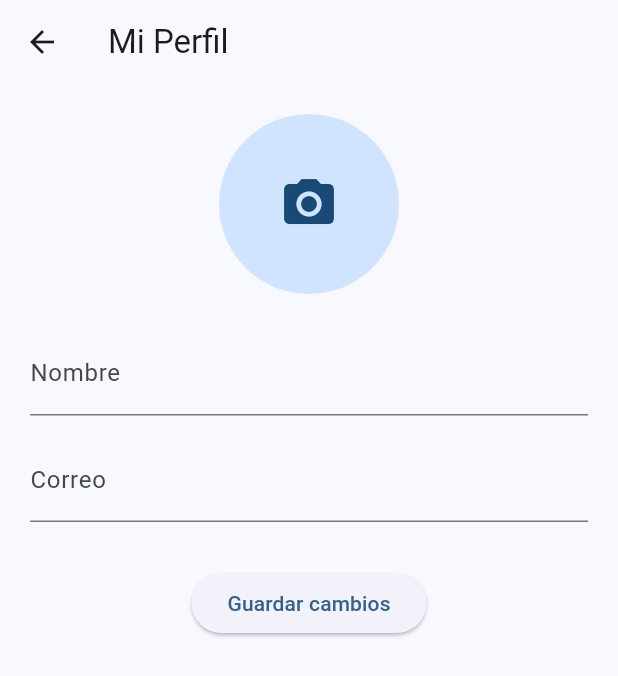
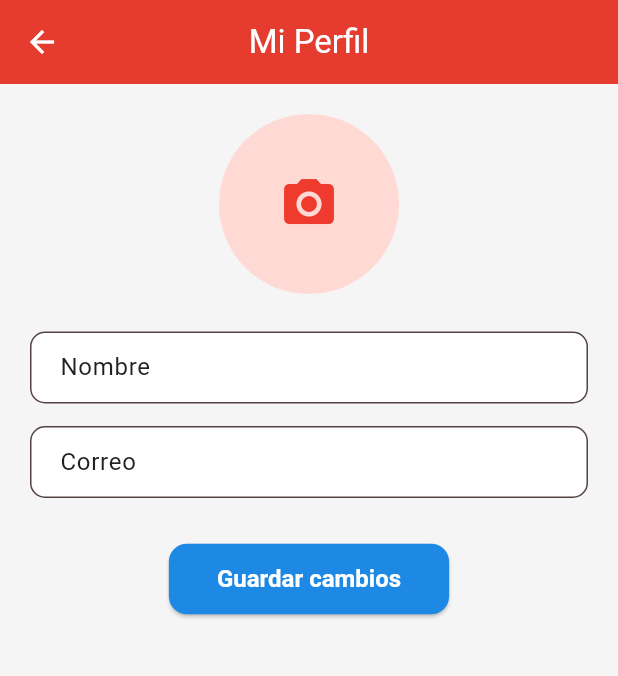
Before and after one commit to Ajvera2000/citas_medicas_app, a Flutter app: the screen it shows once a user with an empty profile is signed in, in the side drawer, after a tap on "Mi Perfil", on a phone screen of 412 x 824 dp. Shown: the top 676 px of the screen. Run offline on Flutter 3.47's test engine with Material 3 defaults, Android fonts, the phone set to English and light mode, and no system bars; our stand-ins replace cloud_firestore, firebase_auth, firebase_core, firebase_storage, flutter_local_notifications, image_picker and 2 more; accounts and stored records are empty; network calls fail.

Commit message:
todo con rutas_y estilos

```diff
--- a/lib/main.dart
+++ b/lib/main.dart
@@ -1,11 +1,10 @@
-// main.dart
 import 'package:flutter/material.dart';
 import 'package:firebase_core/firebase_core.dart';
 import 'package:firebase_auth/firebase_auth.dart';
-
 import 'routes.dart';
 import 'screens/home_screen.dart';
 import 'screens/login_screen.dart';
+import 'theme.dart';
 
 Future<void> main() async {
   WidgetsFlutterBinding.ensureInitialized();
@@ -17,12 +16,9 @@ class MyApp extends StatelessWidget {
   @override
   Widget build(BuildContext context) {
     return MaterialApp(
-      title: 'Citas Médicas',
+      title: 'VitalCare',
       debugShowCheckedModeBanner: false,
-      theme: ThemeData(
-        useMaterial3: true,
-        colorSchemeSeed: Colors.blue,
-      ),
+      theme: AppTheme.lightTheme,
       onGenerateRoute: AppRoutes.generate,
       home: AuthGate(),
     );
@@ -40,9 +36,7 @@ class AuthGate extends StatelessWidget {
             body: Center(child: CircularProgressIndicator()),
           );
         }
-
         if (snap.hasData) return HomeScreen();
-
         return LoginScreen();
       },
     );
--- a/lib/screens/home_screen.dart
+++ b/lib/screens/home_screen.dart
@@ -1,4 +1,3 @@
-// home_screen.dart
 import 'package:flutter/material.dart';
 import 'package:firebase_auth/firebase_auth.dart';
 import 'package:cloud_firestore/cloud_firestore.dart';
@@ -7,6 +6,7 @@ import '../services/firestore_service.dart';
 import '../models/appointment.dart';
 import '../widgets/appointment_card.dart';
 import '../routes.dart';
+import '../theme.dart';
 
 class HomeScreen extends StatefulWidget {
   @override
@@ -23,66 +23,11 @@ class _HomeScreenState extends State<HomeScreen> {
   @override
   Widget build(BuildContext context) {
     return Scaffold(
-      appBar: AppBar(title: Text('Citas médicas')),
-
-      // ░░ MENU LATERAL ░░
-      drawer: Drawer(
-        child: ListView(
-          children: [
-            StreamBuilder<DocumentSnapshot>(
-              stream: FirebaseFirestore.instance.collection("users").doc(uid).snapshots(),
-              builder: (_, snap) {
-                if (!snap.hasData) {
-                  return UserAccountsDrawerHeader(
-                    accountName: Text("Cargando..."),
-                    accountEmail: Text(""),
-                  );
-                }
-
-                final data = snap.data!;
-                final userData = data.data() as Map<String, dynamic>?;
-
-                // Crear documento básico si no existe
-                if (userData == null) {
-                  FirebaseFirestore.instance.collection("users").doc(uid).set({
-                    "name": "Usuario",
-                    "email": FirebaseAuth.instance.currentUser!.email ?? "",
-                    "photoUrl": null,
-                    "createdAt": Timestamp.now(),
-                  });
-                }
-
-                return UserAccountsDrawerHeader(
-                  accountName: Text(userData?["name"] ?? "Usuario"),
-                  accountEmail: Text(userData?["email"] ?? FirebaseAuth.instance.currentUser!.email ?? ""),
-                  currentAccountPicture: CircleAvatar(
-                    backgroundImage: userData?["photoUrl"] != null
-                        ? NetworkImage(userData!["photoUrl"])
-                        : null,
-                    child: userData?["photoUrl"] == null
-                        ? Icon(Icons.person, size: 50)
-                        : null,
-                  ),
-                );
-              },
-            ),
-
-            ListTile(
-              leading: Icon(Icons.person),
-              title: Text("Mi Perfil"),
-              onTap: () => Navigator.pushNamed(context, AppRoutes.profile),
-            ),
-            ListTile(
-              leading: Icon(Icons.logout),
-              title: Text("Cerrar sesión"),
-              onTap: () {
-                FirebaseAuth.instance.signOut();
-              },
-            ),
-          ],
-        ),
+      appBar: AppBar(
+        title: Text('Citas Médicas'),
+        backgroundColor: AppColors.primary,
       ),
-
+      drawer: _buildDrawer(),
       body: Column(
         children: [
           _buildFilters(),
@@ -107,7 +52,11 @@ class _HomeScreenState extends State<HomeScreen> {
                     final a = lista[i];
                     return AppointmentCard(
                       appointment: a,
-                      onTap: () => Navigator.pushNamed(context, AppRoutes.detail, arguments: a),
+                      onTap: () => Navigator.pushNamed(
+                        context,
+                        AppRoutes.detail,
+                        arguments: a,
+                      ),
                       onDelete: () async {
                         await fs.deleteAppointment(a.id!);
                       },
@@ -119,10 +68,59 @@ class _HomeScreenState extends State<HomeScreen> {
           ),
         ],
       ),
-
       floatingActionButton: FloatingActionButton(
+        backgroundColor: AppColors.secondary,
         child: Icon(Icons.add),
         onPressed: () => Navigator.pushNamed(context, AppRoutes.form),
+      ),
+    );
+  }
+
+  Widget _buildDrawer() {
+    return Drawer(
+      child: ListView(
+        children: [
+          StreamBuilder<DocumentSnapshot>(
+            stream:
+                FirebaseFirestore.instance.collection("users").doc(uid).snapshots(),
+            builder: (_, snap) {
+              if (!snap.hasData) {
+                return UserAccountsDrawerHeader(
+                  accountName: Text("Cargando..."),
+                  accountEmail: Text(""),
+                  decoration: BoxDecoration(color: AppColors.primary),
+                );
+              }
+
+              final data = snap.data!.data() as Map<String, dynamic>?;
+
+              return UserAccountsDrawerHeader(
+                accountName: Text(data?["name"] ?? "Usuario"),
+                accountEmail: Text(
+                    data?["email"] ?? FirebaseAuth.instance.currentUser!.email ?? ""),
+                currentAccountPicture: CircleAvatar(
+                  backgroundImage: data?["photoUrl"] != null
+                      ? NetworkImage(data!["photoUrl"])
+                      : null,
+                  child: data?["photoUrl"] == null
+                      ? Icon(Icons.person, size: 50)
+                      : null,
+                ),
+                decoration: BoxDecoration(color: AppColors.primary),
+              );
+            },
+          ),
+          ListTile(
+            leading: Icon(Icons.person, color: AppColors.primary),
+            title: Text("Mi Perfil"),
+            onTap: () => Navigator.pushNamed(context, AppRoutes.profile),
+          ),
+          ListTile(
+            leading: Icon(Icons.logout, color: AppColors.primary),
+            title: Text("Cerrar sesión"),
+            onTap: () => FirebaseAuth.instance.signOut(),
+          ),
+        ],
       ),
     );
   }
@@ -134,7 +132,10 @@ class _HomeScreenState extends State<HomeScreen> {
         children: [
           Expanded(
             child: TextField(
-              decoration: InputDecoration(labelText: 'Filtrar por doctor'),
+              decoration: InputDecoration(
+                labelText: 'Filtrar por doctor',
+                prefixIcon: Icon(Icons.search, color: AppColors.secondary),
+              ),
               onChanged: (v) => setState(() => doctorFilter = v.trim()),
             ),
           ),
@@ -143,7 +144,10 @@ class _HomeScreenState extends State<HomeScreen> {
             value: statusFilter.isEmpty ? null : statusFilter,
             hint: Text("Estado"),
             items: ['pendiente', 'confirmada', 'cancelada']
-                .map((e) => DropdownMenuItem(value: e, child: Text(e)))
+                .map((e) => DropdownMenuItem(
+                      value: e,
+                      child: Text(e),
+                    ))
                 .toList(),
             onChanged: (v) => setState(() => statusFilter = v ?? ''),
           )
--- a/lib/screens/login_screen.dart
+++ b/lib/screens/login_screen.dart
@@ -1,7 +1,7 @@
-// login_screen.dart
 import 'package:flutter/material.dart';
 import 'package:firebase_auth/firebase_auth.dart';
 import '../routes.dart';
+import '../theme.dart';
 
 class LoginScreen extends StatefulWidget {
   @override
@@ -22,7 +22,7 @@ class _LoginScreenState extends State<LoginScreen> {
         password: _pass.text.trim(),
       );
 
-      // ❌ NO navegar manualmente, AuthGate lo detecta
+      // AuthGate detecta automáticamente
 
     } on FirebaseAuthException catch (e) {
       String mensaje = "";
@@ -46,38 +46,74 @@ class _LoginScreenState extends State<LoginScreen> {
   @override
   Widget build(BuildContext context) {
     return Scaffold(
-      appBar: AppBar(title: Text("Iniciar sesión")),
-      body: Padding(
-        padding: const EdgeInsets.all(16.0),
+      body: Container(
+        decoration: BoxDecoration(
+          gradient: LinearGradient(
+            colors: [AppColors.primary, AppColors.secondary],
+            begin: Alignment.topLeft,
+            end: Alignment.bottomRight,
+          ),
+        ),
+        child: Center(
+          child: SingleChildScrollView(
+            padding: EdgeInsets.all(24),
             child: Column(
+              mainAxisAlignment: MainAxisAlignment.center,
               children: [
+                Image.asset("assets/logo.png", height: 120), // Logo app
+                SizedBox(height: 40),
                 TextField(
                   controller: _email,
-              decoration: InputDecoration(labelText: "Email"),
+                  decoration: InputDecoration(
+                    labelText: "Email",
+                    filled: true,
+                    fillColor: Colors.white,
+                    border: OutlineInputBorder(
+                        borderRadius: BorderRadius.circular(12)),
                   ),
+                ),
+                SizedBox(height: 16),
                 TextField(
                   controller: _pass,
-              decoration: InputDecoration(labelText: "Contraseña"),
                   obscureText: true,
+                  decoration: InputDecoration(
+                    labelText: "Contraseña",
+                    filled: true,
+                    fillColor: Colors.white,
+                    border: OutlineInputBorder(
+                        borderRadius: BorderRadius.circular(12)),
                   ),
-            SizedBox(height: 20),
+                ),
+                SizedBox(height: 24),
                 loading
                     ? CircularProgressIndicator()
                     : Column(
                         children: [
                           ElevatedButton(
+                            style: ElevatedButton.styleFrom(
+                              backgroundColor: Colors.white,
+                              foregroundColor: AppColors.primary,
+                              padding: EdgeInsets.symmetric(
+                                  vertical: 14, horizontal: 32),
+                              shape: RoundedRectangleBorder(
+                                  borderRadius: BorderRadius.circular(12)),
+                            ),
                             onPressed: login,
-                        child: Text("Entrar"),
+                            child: Text("Iniciar sesión"),
                           ),
                           TextButton(
-                        onPressed: () {
-                          Navigator.pushNamed(context, AppRoutes.register);
-                        },
-                        child: Text("Crear cuenta"),
+                            onPressed: () =>
+                                Navigator.pushNamed(context, AppRoutes.register),
+                            child: Text(
+                              "Crear cuenta",
+                              style: TextStyle(color: Colors.white),
+                            ),
                           )
                         ],
-                  )
+                      ),
               ],
+            ),
+          ),
         ),
       ),
     );
--- a/lib/screens/profile_screen.dart
+++ b/lib/screens/profile_screen.dart
@@ -4,6 +4,7 @@ import 'package:image_picker/image_picker.dart';
 import 'package:firebase_auth/firebase_auth.dart';
 import 'package:cloud_firestore/cloud_firestore.dart';
 import 'package:firebase_storage/firebase_storage.dart';
+import '../theme.dart';
 
 class ProfileScreen extends StatefulWidget {
   @override
@@ -12,9 +13,8 @@ class ProfileScreen extends StatefulWidget {
 
 class _ProfileScreenState extends State<ProfileScreen> {
   final uid = FirebaseAuth.instance.currentUser!.uid;
-
-  final TextEditingController nameController = TextEditingController();
-  final TextEditingController emailController = TextEditingController();
+  final nameController = TextEditingController();
+  final emailController = TextEditingController();
 
   bool loading = true;
   File? imageFile;
@@ -27,34 +27,26 @@ class _ProfileScreenState extends State<ProfileScreen> {
 
   Future<void> _loadUser() async {
     final doc = await FirebaseFirestore.instance.collection("users").doc(uid).get();
-
     nameController.text = doc["name"] ?? "";
     emailController.text = doc["email"] ?? "";
-
     setState(() => loading = false);
   }
 
   Future<void> pickImage() async {
     final p = ImagePicker();
     final picked = await p.pickImage(source: ImageSource.gallery);
-
-    if (picked != null) {
-      setState(() => imageFile = File(picked.path));
-    }
+    if (picked != null) setState(() => imageFile = File(picked.path));
   }
 
   Future<String?> _uploadImage() async {
     if (imageFile == null) return null;
-
     final ref = FirebaseStorage.instance.ref().child("profiles/$uid.jpg");
     await ref.putFile(imageFile!);
-
     return await ref.getDownloadURL();
   }
 
   Future<void> saveChanges() async {
     setState(() => loading = true);
-
     final url = await _uploadImage();
 
     await FirebaseFirestore.instance.collection("users").doc(uid).update({
@@ -68,7 +60,6 @@ class _ProfileScreenState extends State<ProfileScreen> {
     }
 
     setState(() => loading = false);
-
     ScaffoldMessenger.of(context).showSnackBar(
       SnackBar(content: Text("Perfil actualizado")),
     );
@@ -76,12 +67,11 @@ class _ProfileScreenState extends State<ProfileScreen> {
 
   @override
   Widget build(BuildContext context) {
-    if (loading) {
+    if (loading)
       return Scaffold(
         appBar: AppBar(title: Text("Mi Perfil")),
         body: Center(child: CircularProgressIndicator()),
       );
-    }
 
     return Scaffold(
       appBar: AppBar(title: Text("Mi Perfil")),
@@ -93,30 +83,30 @@ class _ProfileScreenState extends State<ProfileScreen> {
               onTap: pickImage,
               child: CircleAvatar(
                 radius: 60,
-                backgroundImage: imageFile != null
-                    ? FileImage(imageFile!)
-                    : null,
+                backgroundImage:
+                    imageFile != null ? FileImage(imageFile!) : null,
                 child: imageFile == null
-                    ? Icon(Icons.camera_alt, size: 40)
+                    ? Icon(Icons.camera_alt, size: 40, color: AppColors.primary)
                     : null,
               ),
             ),
             SizedBox(height: 25),
-
             TextField(
               controller: nameController,
               decoration: InputDecoration(labelText: "Nombre"),
             ),
             SizedBox(height: 15),
-
             TextField(
               controller: emailController,
               decoration: InputDecoration(labelText: "Correo"),
             ),
             SizedBox(height: 30),
-
             ElevatedButton(
               onPressed: saveChanges,
+              style: ElevatedButton.styleFrom(
+                backgroundColor: AppColors.secondary,
+                padding: EdgeInsets.symmetric(vertical: 14, horizontal: 32),
+              ),
               child: Text("Guardar cambios"),
             ),
           ],
--- /dev/null
+++ b/lib/theme.dart
@@ -0,0 +1,58 @@
+import 'package:flutter/material.dart';
+
+class AppColors {
+static const primary = Color(0xFFEF3B2D); // rojo intenso
+static const secondary = Color(0xFF1E88E5); // azul llamativo
+static const accent = Color(0xFFFFC107); // amarillo brillante
+static const background = Color(0xFFF5F5F5); // gris claro
+static const textDark = Color(0xFF212121);
+static const textLight = Colors.white;
+}
+
+class AppTheme {
+static ThemeData lightTheme = ThemeData(
+useMaterial3: true,
+colorScheme: ColorScheme.fromSeed(
+seedColor: AppColors.primary,
+primary: AppColors.primary,
+secondary: AppColors.secondary,
+),
+scaffoldBackgroundColor: AppColors.background,
+appBarTheme: AppBarTheme(
+backgroundColor: AppColors.primary,
+foregroundColor: AppColors.textLight,
+elevation: 4,
+centerTitle: true,
+),
+elevatedButtonTheme: ElevatedButtonThemeData(
+style: ElevatedButton.styleFrom(
+backgroundColor: AppColors.primary,
+foregroundColor: AppColors.textLight,
+shape: RoundedRectangleBorder(
+borderRadius: BorderRadius.circular(12),
+),
+padding: EdgeInsets.symmetric(vertical: 14, horizontal: 24),
+textStyle: TextStyle(fontSize: 16, fontWeight: FontWeight.bold),
+),
+),
+textButtonTheme: TextButtonThemeData(
+style: TextButton.styleFrom(
+foregroundColor: AppColors.secondary,
+textStyle: TextStyle(fontWeight: FontWeight.bold),
+),
+),
+inputDecorationTheme: InputDecorationTheme(
+border: OutlineInputBorder(borderRadius: BorderRadius.circular(10)),
+filled: true,
+fillColor: Colors.white,
+contentPadding: EdgeInsets.symmetric(vertical: 12, horizontal: 16),
+labelStyle: TextStyle(color: AppColors.textDark),
+),
+cardTheme: CardThemeData(
+color: Colors.white,
+elevation: 4,
+shape: RoundedRectangleBorder(borderRadius: BorderRadius.circular(12)),
+margin: EdgeInsets.symmetric(vertical: 8, horizontal: 12),
+),
+);
+}
```
Also changed, not shown: lib/screens/register_screen.dart (+63 -25 lines). Lines whose indentation alone changed are shown as unchanged.
